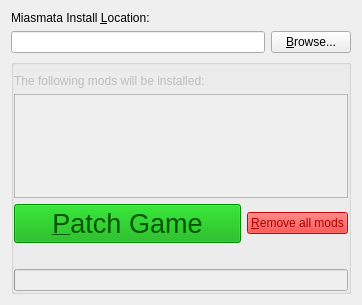
First picture: the form in miaspatch.ui, repository DarkStarSword/miasmata-fixes, before the edit.
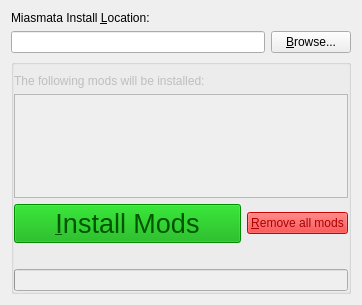
Second picture: the form after the edit.

Patch:
```diff
--- a/miaspatch.ui
+++ b/miaspatch.ui
@@ -401,7 +401,7 @@
            <string notr="true">background-color: rgb(0, 170, 0);</string>
           </property>
           <property name="text">
-           <string>&amp;Patch Game</string>
+           <string>&amp;Install Mods</string>
           </property>
           <property name="default">
            <bool>true</bool>
```
